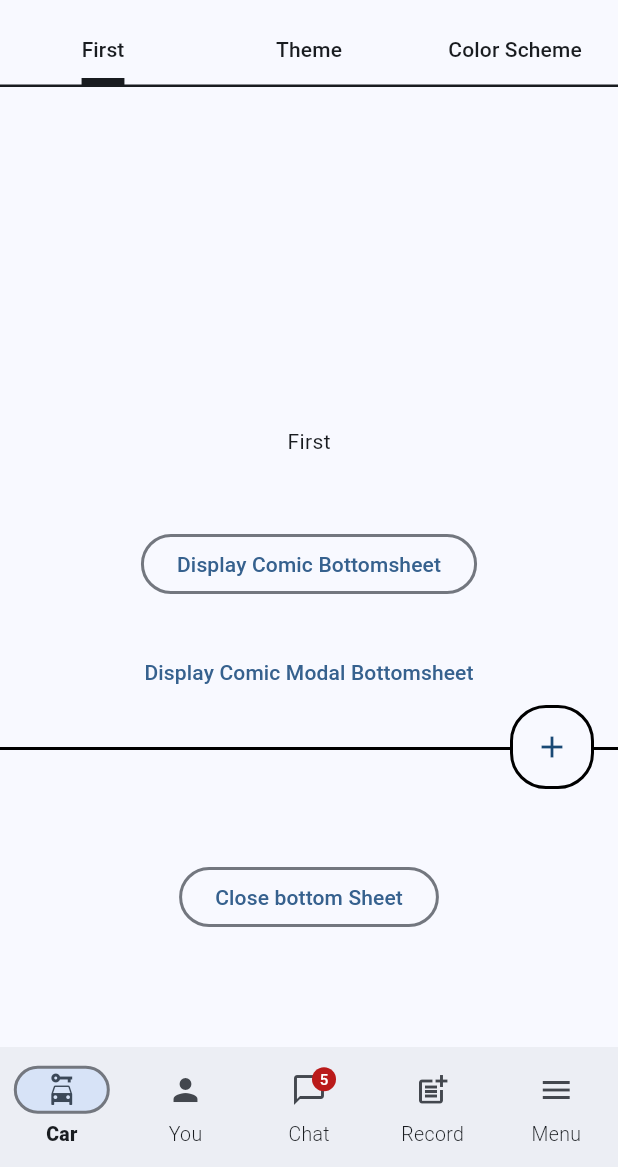
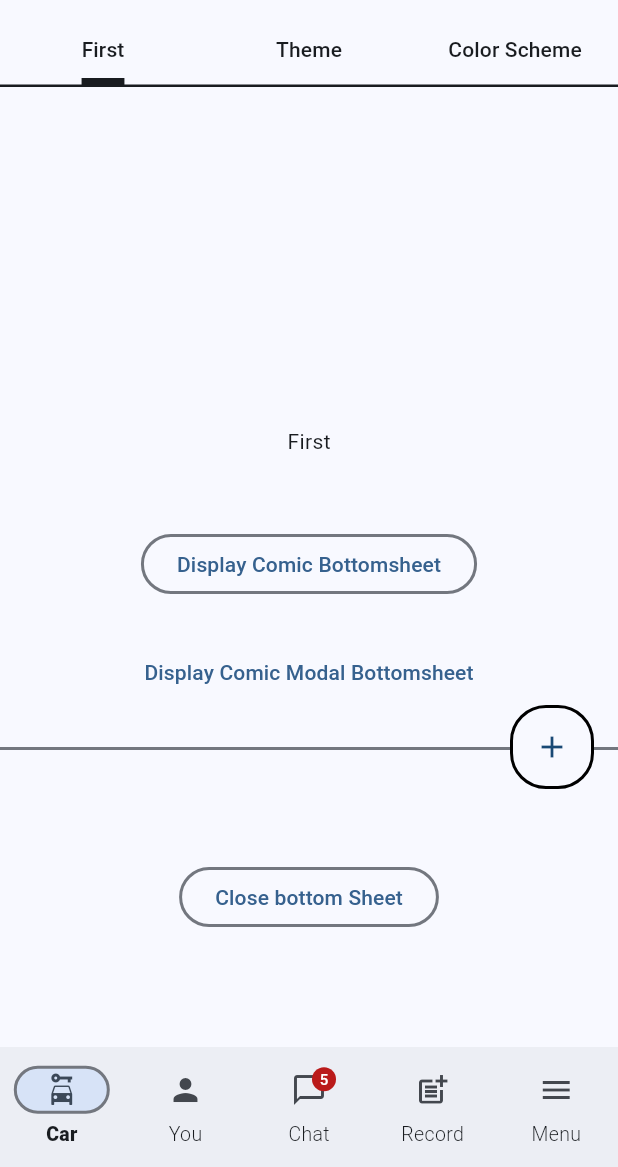
Before and after one commit to thruthesky/easy_design_system_backup_2024_09_24, a Flutter app: the ComicScreenDemo screen opened directly, after a tap on "Display Comic Bottomsheet", on a phone screen of 412 x 824 dp, the part 69-1236 px from its top. Run offline on Flutter 3.47's test engine with Material 3 defaults, Android fonts, the phone set to English and light mode, and no system bars; our stand-ins replace cached_network_image, rxdart, smooth_page_indicator; missing offline and left inert: loop_page_view.

Commit message:
added notes about depricated colors

```diff
--- a/lib/src/entry/basic_carousel_entry/basic_carousel_entry.dart
+++ b/lib/src/entry/basic_carousel_entry/basic_carousel_entry.dart
@@ -134,6 +134,7 @@ class _BasicCarouselEntryState extends State<BasicCarouselEntry> {
           children: [
             Positioned.fill(
               child: Container(
+                // TODO update depricated colors (background -> surface)
                 color: Theme.of(context).colorScheme.background,
               ),
             ),
--- a/lib/src/entry/round_carousel_entry/round_carousel_entry.dart
+++ b/lib/src/entry/round_carousel_entry/round_carousel_entry.dart
@@ -134,6 +134,7 @@ class _RoundCarouselEntryState extends State<RoundCarouselEntry> {
           children: [
             Positioned.fill(
               child: Container(
+                // TODO update depricated colors (background -> surface)
                 color: Theme.of(context).colorScheme.background,
               ),
             ),
--- a/lib/src/entry/wave_carousel_entry/wave_carousel_entry.dart
+++ b/lib/src/entry/wave_carousel_entry/wave_carousel_entry.dart
@@ -139,6 +139,7 @@ class _WaveCarouselEntryState extends State<WaveCarouselEntry> {
           children: [
             Positioned.fill(
               child: Container(
+                // TODO update depricated colors (background -> surface)
                 color: Theme.of(context).colorScheme.background,
               ),
             ),
--- a/lib/src/themes/comic/comic.theme.dart
+++ b/lib/src/themes/comic/comic.theme.dart
@@ -85,10 +85,10 @@ class ComicThemeData {
       badgeTheme: const BadgeThemeData(),
       bottomSheetTheme: BottomSheetThemeData(
         backgroundColor: theme.colorScheme.surface,
-        shape: const Border(
+        shape: Border(
           top: BorderSide(
             width: borderThickness,
-            // TODO set color scheme as outline
+            color: theme.colorScheme.outline,
           ),
         ),
       ),
@@ -184,8 +184,6 @@ class ComicThemeData {
             return TextStyle(
               fontSize: 13,
               fontWeight: FontWeight.w800,
-              // TODO review. The original color is coming from navigationBarTheme.backgroundColor
-              // not from colorScheme.background. Check which shall we use.
               color: Theme.of(context).colorScheme.onSurface,
             );
           }
```
